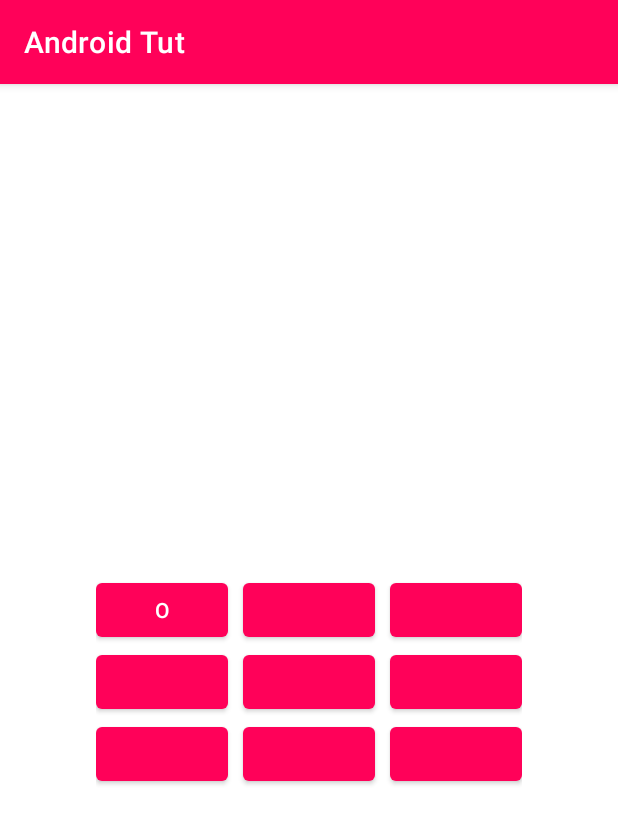
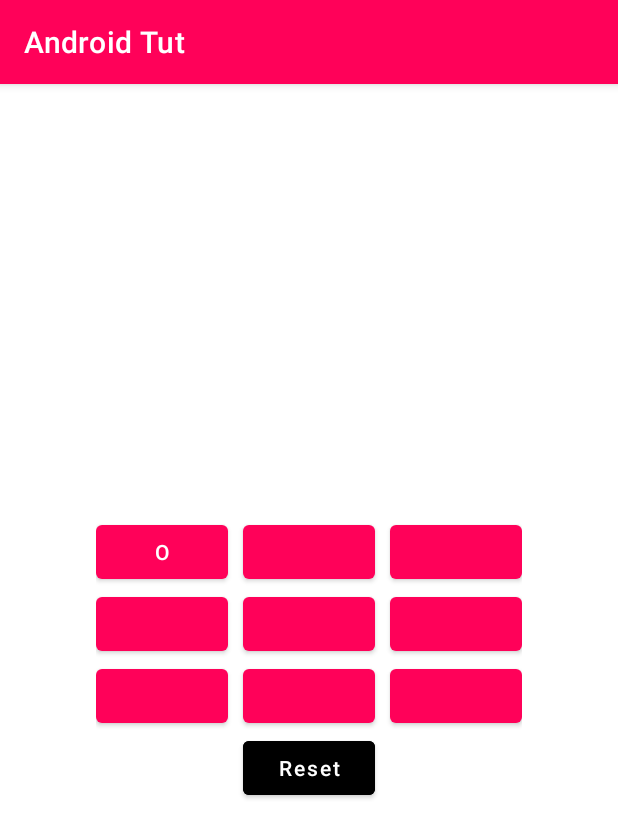
Before and after one commit to let-bibek/AndroidTut, an Android app: the screen it shows after launch (tiktactoe), after a tap on an icon or button, on a phone screen of 412 x 824 dp. Shown: the top 838 px of the screen. Run offline under Robolectric (Android 15) with nearby library versions, the phone set to English and light mode, and no system bars.

Commit message:
reset method added

```diff
--- a/app/src/main/java/com/softdrax/androidtut/tiktactoe.java
+++ b/app/src/main/java/com/softdrax/androidtut/tiktactoe.java
@@ -11,7 +11,7 @@ import android.widget.Toast;
 public class tiktactoe extends AppCompatActivity {
     Button ttcBtn1, ttcBtn2, ttcBtn3, ttcBtn4, ttcBtn5, ttcBtn6, ttcBtn7, ttcBtn8, ttcBtn9;
     String btnVAl1, btnVAl2, btnVAl3, btnVAl4, btnVAl5, btnVAl6, btnVAl7, btnVAl8, btnVAl9;
-    TextView tvStatus;
+    Button btnTttReset;
     int flag = 0;
     int count = 0;
 
@@ -190,5 +190,24 @@ public class tiktactoe extends AppCompatActivity {
 
             }
         }
+
+//        reset
+        btnTttReset=findViewById(R.id.btnResetTtt);
+        btnTttReset.setOnClickListener(new View.OnClickListener() {
+            @Override
+            public void onClick(View view) {
+                ttcBtn1.setText("");
+                ttcBtn2.setText("");
+                ttcBtn3.setText("");
+                ttcBtn4.setText("");
+                ttcBtn5.setText("");
+                ttcBtn6.setText("");
+                ttcBtn7.setText("");
+                ttcBtn8.setText("");
+                ttcBtn9.setText("");
+                count=0;
+                flag=0;
+            }
+        });
     }
 }
--- a/app/src/main/res/layout/activity_tiktactoe.xml
+++ b/app/src/main/res/layout/activity_tiktactoe.xml
@@ -8,15 +8,6 @@
     android:orientation="vertical"
     android:gravity="center"
     >
-    <TextView
-        android:id="@+id/tvTttStatus"
-        android:layout_width="wrap_content"
-        android:layout_height="wrap_content"
-        android:text=""
-        android:textSize="22sp"
-        android:textColor="@color/win"
-        android:textStyle="bold"
-        />
     <GridLayout
         android:id="@+id/glTikTackToe"
         android:layout_width="wrap_content"
@@ -73,4 +64,14 @@
 
     </GridLayout>
 
+    <Button
+        android:id="@+id/btnResetTtt"
+        android:layout_width="wrap_content"
+        android:layout_height="wrap_content"
+        android:hint="@string/reset"
+        android:backgroundTint="@color/black"
+        android:textColorHint="@color/white"
+        android:shadowColor="@color/danger"
+        />
+
 </LinearLayout>
--- a/app/src/main/res/values/colors.xml
+++ b/app/src/main/res/values/colors.xml
@@ -15,4 +15,5 @@
     <color name="warning">#32AC3600</color>
     <color name="danger">#2FFF0000</color>
     <color name="win">#0F9900</color>
+    <color name="ligth">#FFFFFF</color>
 </resources>
--- a/app/src/main/res/values/strings.xml
+++ b/app/src/main/res/values/strings.xml
@@ -11,4 +11,5 @@
     <string name="enterHtIn">Enter your height (in inch)</string>
     <string name="Calculate">Calculate BMI</string>
     <string name="result">Result :</string>
+    <string name="reset">Reset</string>
 </resources>
```
